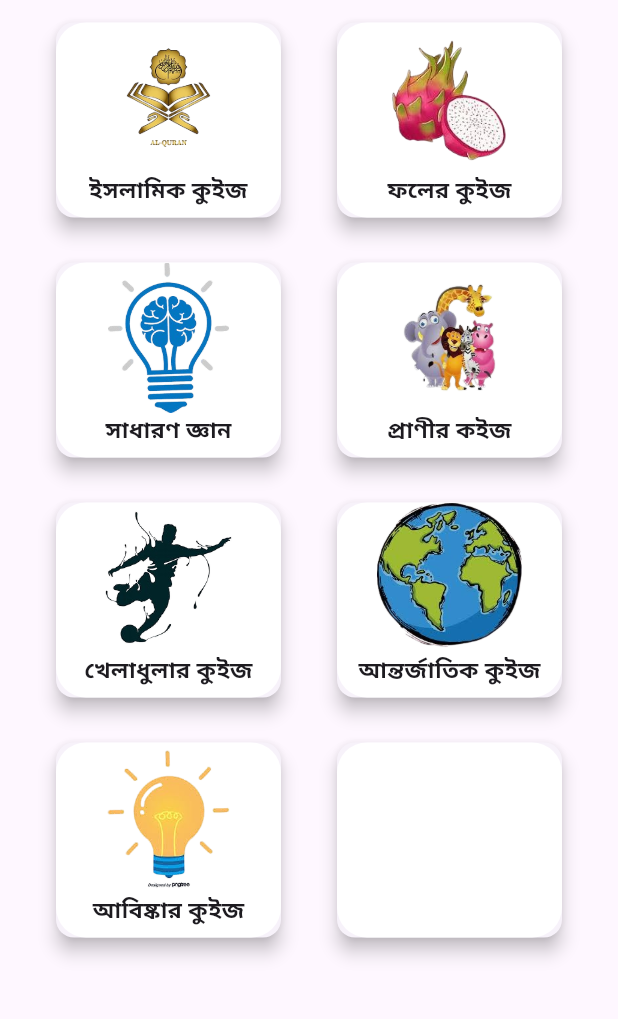
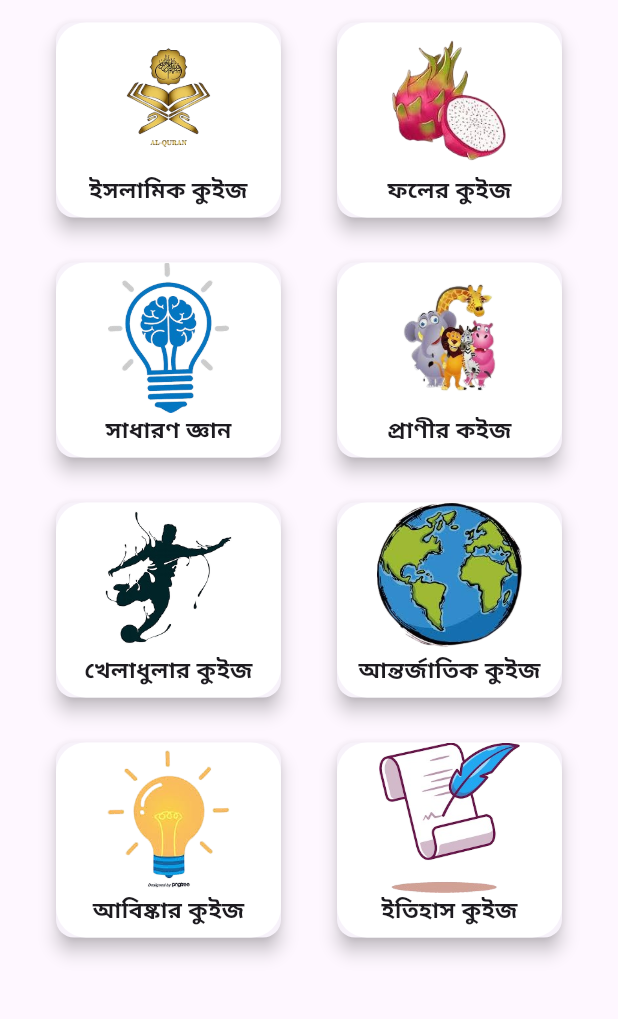
Before and after one commit to rifatalam26/Quiz_, a Flutter app: the screen it shows after launch, on a phone screen of 412 x 824 dp, the part 150-1169 px from its top. Run offline on Flutter 3.47's test engine with Material 3 defaults, Android fonts, the phone set to English and light mode, and no system bars.

Commit message:
first page

```diff
--- a/lib/view/home_screen.dart
+++ b/lib/view/home_screen.dart
@@ -317,6 +317,23 @@ class _HomeScreenState extends State<HomeScreen> {
                     decoration: BoxDecoration(
                         color: Colors.white,
                         borderRadius: BorderRadius.circular(20)),
+                    child: Column(
+                      children: [
+                        Container(
+                          height: 100,
+                          width: 100,
+                          decoration: BoxDecoration(
+                              image: DecorationImage(
+                                  image: AssetImage(
+                                      "assets/image/paper-removebg-preview.png"))),
+                        ),
+                        Text(
+                          "ইতিহাস কুইজ",
+                          style: TextStyle(
+                              fontSize: 15, fontWeight: FontWeight.bold),
+                        )
+                      ],
+                    ),
                   ),
                 ),
               ],
```
Also changed, not shown: assets/image/paper-removebg-preview.png (added).
